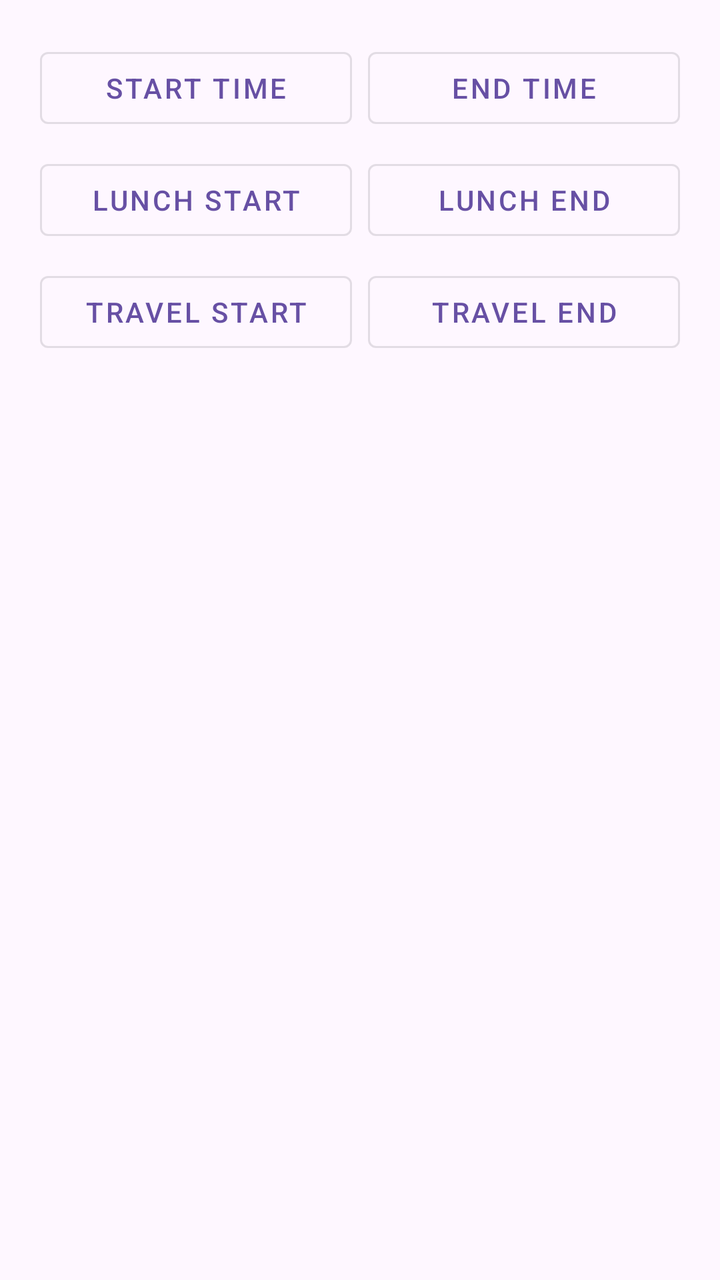
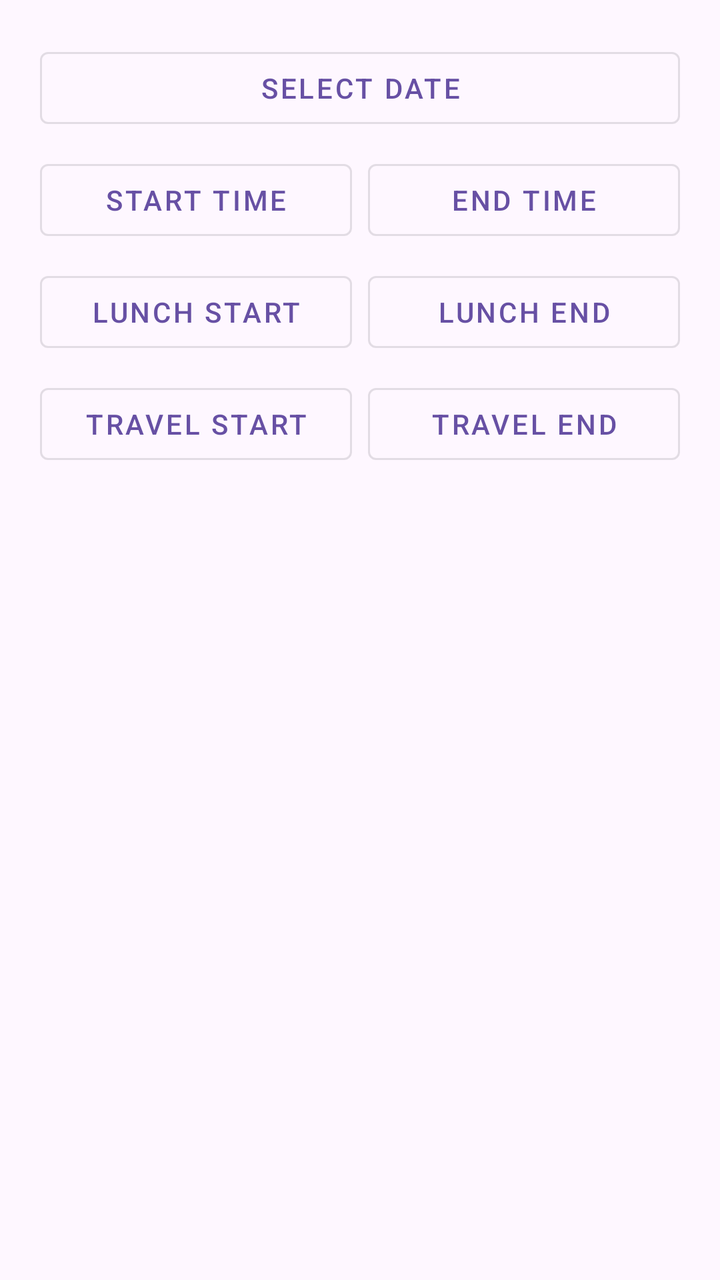

An Android layout rendered at two revisions. The XML below is the earlier revision; the diff shows what the commit changed to produce the second picture.
<!-- AndroidManifest.xml: application theme Theme.TimeTracker -->
<!-- res/layout/dialog_add_time.xml -->
<?xml version="1.0" encoding="utf-8"?>
<GridLayout xmlns:android="http://schemas.android.com/apk/res/android"
    android:layout_width="match_parent"
    android:layout_height="wrap_content"
    android:columnCount="2"
    android:padding="16dp"
    android:rowCount="3">

    
    <com.google.android.material.button.MaterialButton
        android:id="@+id/btn_start_time"
        style="@style/Widget.MaterialComponents.Button.OutlinedButton"
        android:layout_width="0dp"
        android:layout_height="wrap_content"
        android:layout_columnWeight="1"
        android:layout_margin="4dp"
        android:text="Start Time" />

    <com.google.android.material.button.MaterialButton
        android:id="@+id/btn_end_time"
        style="@style/Widget.MaterialComponents.Button.OutlinedButton"
        android:layout_width="0dp"
        android:layout_height="wrap_content"
        android:layout_columnWeight="1"
        android:layout_margin="4dp"
        android:text="End Time" />

    
    <com.google.android.material.button.MaterialButton
        android:id="@+id/btn_lunch_start"
        style="@style/Widget.MaterialComponents.Button.OutlinedButton"
        android:layout_width="0dp"
        android:layout_height="wrap_content"
        android:layout_columnWeight="1"
        android:layout_margin="4dp"
        android:text="Lunch Start" />

    <com.google.android.material.button.MaterialButton
        android:id="@+id/btn_lunch_end"
        style="@style/Widget.MaterialComponents.Button.OutlinedButton"
        android:layout_width="0dp"
        android:layout_height="wrap_content"
        android:layout_columnWeight="1"
        android:layout_margin="4dp"
        android:text="Lunch End" />

    
    <com.google.android.material.button.MaterialButton
        android:id="@+id/btn_travel_start"
        style="@style/Widget.MaterialComponents.Button.OutlinedButton"
        android:layout_width="0dp"
        android:layout_height="wrap_content"
        android:layout_columnWeight="1"
        android:layout_margin="4dp"
        android:text="Travel Start" />

    <com.google.android.material.button.MaterialButton
        android:id="@+id/btn_travel_end"
        style="@style/Widget.MaterialComponents.Button.OutlinedButton"
        android:layout_width="0dp"
        android:layout_height="wrap_content"
        android:layout_columnWeight="1"
        android:layout_margin="4dp"
        android:text="Travel End" />

</GridLayout>
<!-- resources referenced by this layout -->
<resources>
  <style name="Theme.TimeTracker" parent="Base.Theme.TimeTracker" />
  <style name="Base.Theme.TimeTracker" parent="Theme.Material3.DayNight.NoActionBar">
          
          
      </style>
</resources>

<!-- the commit's change to res/layout/dialog_add_time.xml (unified diff, before → after) -->
@@ -3,8 +3,18 @@
     android:layout_width="match_parent"
     android:layout_height="wrap_content"
     android:columnCount="2"
-    android:padding="16dp"
-    android:rowCount="3">
+    android:padding="16dp">
+
+    
+    <com.google.android.material.button.MaterialButton
+        android:id="@+id/btn_date"
+        style="@style/Widget.MaterialComponents.Button.OutlinedButton"
+        android:layout_width="0dp"
+        android:layout_height="wrap_content"
+        android:layout_columnSpan="2"
+        android:layout_columnWeight="1"
+        android:layout_margin="4dp"
+        android:text="Select Date" />
 
     
     <com.google.android.material.button.MaterialButton
